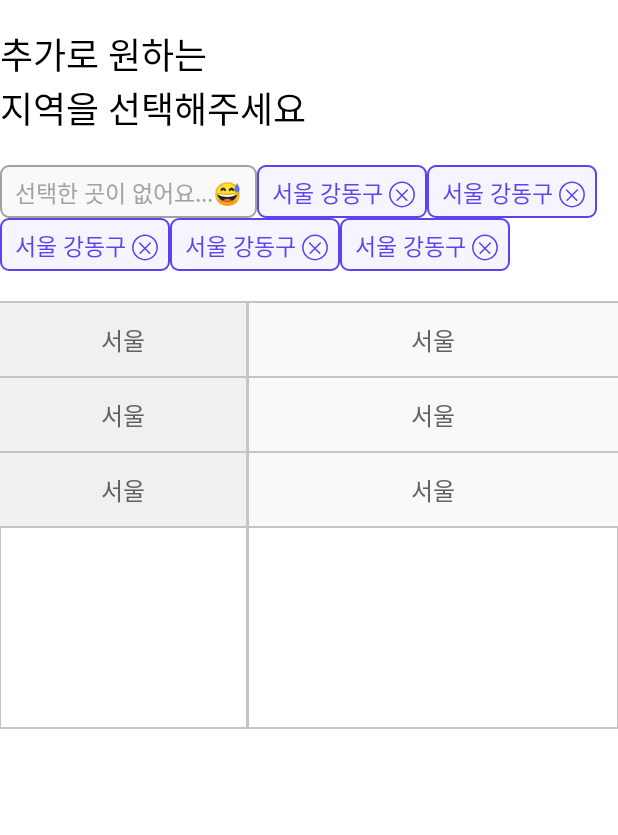
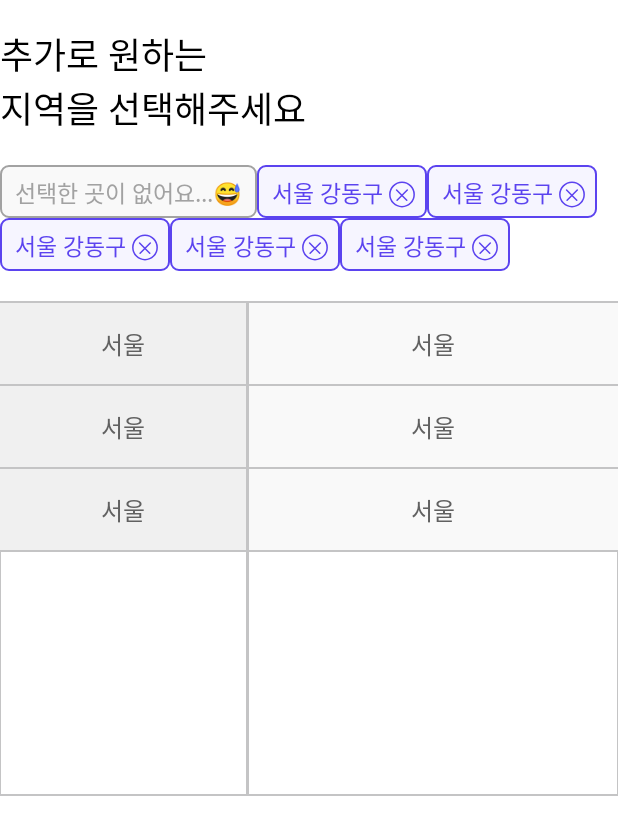
Before and after one commit to CMC-FINPO/FINPO-Android, an Android app: the layout fragment_additional_region.xml on its own in the app's theme, with its tools: preview values and no code run, on a phone screen of 412 x 824 dp. Shown: the top 835 px of the screen. Run offline under Robolectric (Android 15) with nearby library versions, the phone set to English and light mode, and no system bars; Roboto replaces fonts that are not available here.

Commit message:
[MODIFY] 거주/추가 지역 선택 레이아웃 크기 수정

```diff
--- a/app/src/main/res/layout/fragment_additional_region.xml
+++ b/app/src/main/res/layout/fragment_additional_region.xml
@@ -255,7 +255,7 @@
 
         <LinearLayout
             android:layout_width="0dp"
-            android:layout_height="285dp"
+            android:layout_height="330dp"
             android:layout_marginTop="20dp"
             android:background="@drawable/ll_line_top_bot_g05"
             android:paddingVertical="1dp"
--- a/app/src/main/res/layout/fragment_living_area.xml
+++ b/app/src/main/res/layout/fragment_living_area.xml
@@ -95,7 +95,7 @@
             android:paddingVertical="1dp"
             android:background="@drawable/ll_line_top_bot_g05"
             android:layout_width="0dp"
-            android:layout_height="285dp"
+            android:layout_height="330dp"
             android:layout_marginTop="20dp"
             app:layout_constraintEnd_toEndOf="parent"
             app:layout_constraintStart_toStartOf="parent"
--- a/app/src/main/res/layout/item_recycler_region.xml
+++ b/app/src/main/res/layout/item_recycler_region.xml
@@ -15,7 +15,7 @@
 
     <androidx.constraintlayout.widget.ConstraintLayout
         android:layout_width="match_parent"
-        android:layout_height="50dp">
+        android:layout_height="55dp">
 
         <RadioButton
             android:id="@+id/rb_region"
--- a/app/src/main/res/layout/item_recycler_region_detail.xml
+++ b/app/src/main/res/layout/item_recycler_region_detail.xml
@@ -15,7 +15,7 @@
 
     <androidx.constraintlayout.widget.ConstraintLayout
         android:layout_width="match_parent"
-        android:layout_height="50dp">
+        android:layout_height="55dp">
 
         <RadioButton
             android:id="@+id/rb_region"
```
